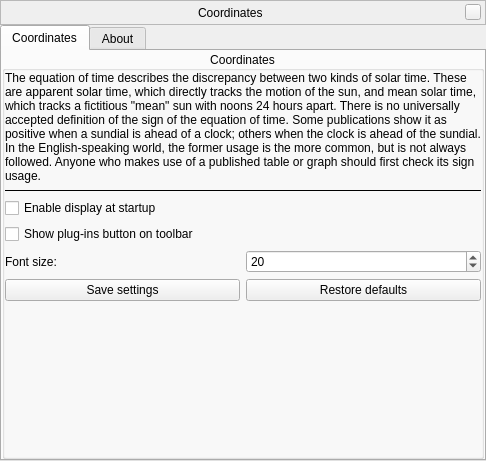
The window that plugins/Coordinates/src/gui/coordinatesWindow.ui (519984307/stellarium_src) describes before a commit, drawn with Qt 5.
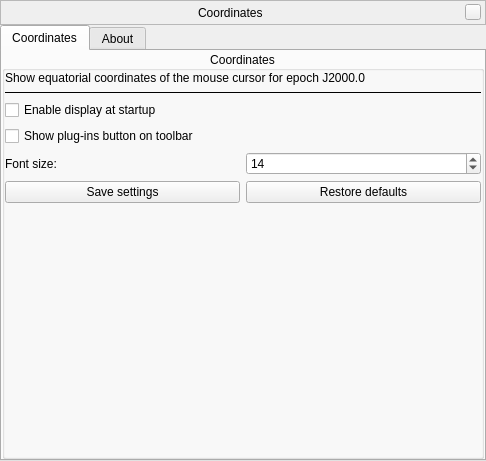
The same window after the commit. Custom widgets are drawn as their Qt base class.

Commit message: First beta of the plugin: - it can show equatorial coordinates of the mouse pointer for epoch J2000.0; - it can change size of font for string with coordinates; - it can display coordinates at startup;

```diff
--- a/plugins/Coordinates/src/gui/coordinatesWindow.ui
+++ b/plugins/Coordinates/src/gui/coordinatesWindow.ui
@@ -184,7 +184,7 @@
           <item>
            <widget class="QLabel" name="labelCoordinatesDescription">
             <property name="text">
-             <string>The equation of time describes the discrepancy between two kinds of solar time. These are apparent solar time, which directly tracks the motion of the sun, and mean solar time, which tracks a fictitious &quot;mean&quot; sun with noons 24 hours apart. There is no universally accepted definition of the sign of the equation of time. Some publications show it as positive when a sundial is ahead of a clock; others when the clock is ahead of the sundial. In the English-speaking world, the former usage is the more common, but is not always followed. Anyone who makes use of a published table or graph should first check its sign usage.</string>
+             <string>Show equatorial coordinates of the mouse cursor for epoch J2000.0 </string>
             </property>
             <property name="wordWrap">
              <bool>true</bool>
@@ -245,7 +245,7 @@
                <number>50</number>
               </property>
               <property name="value">
-               <number>20</number>
+               <number>14</number>
               </property>
              </widget>
             </item>
```
The commit also changes 5 other files.
